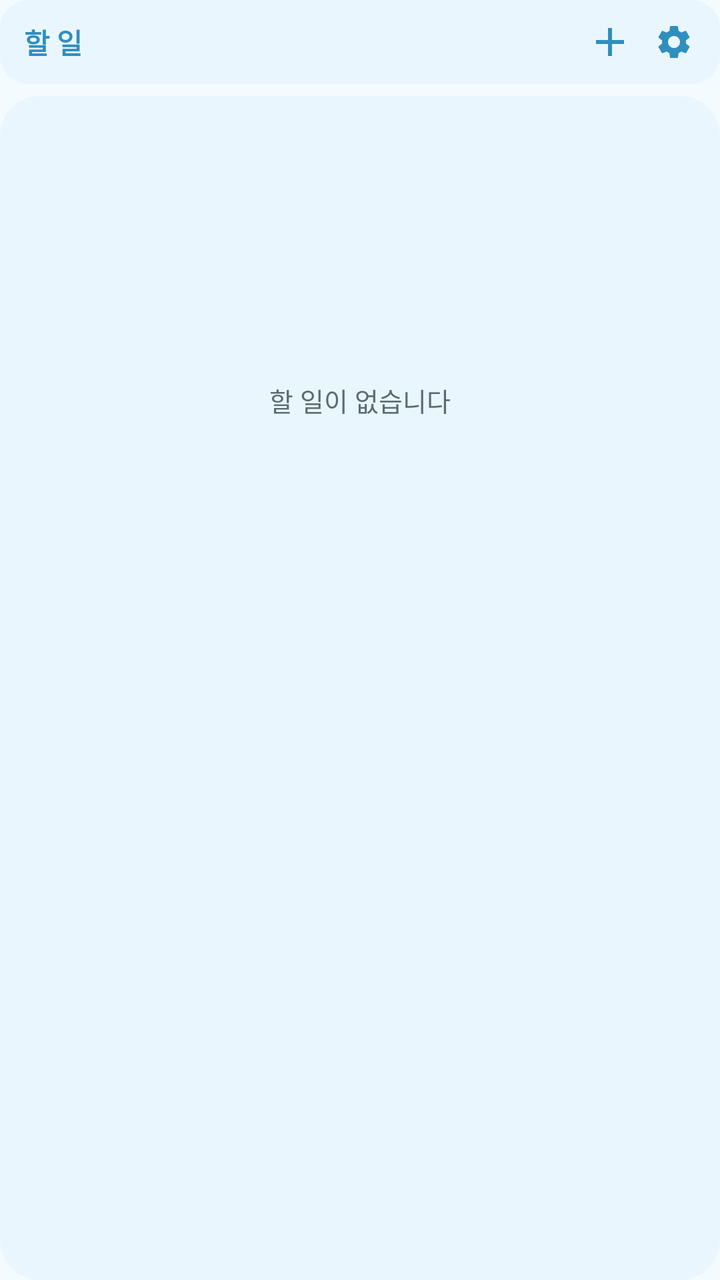
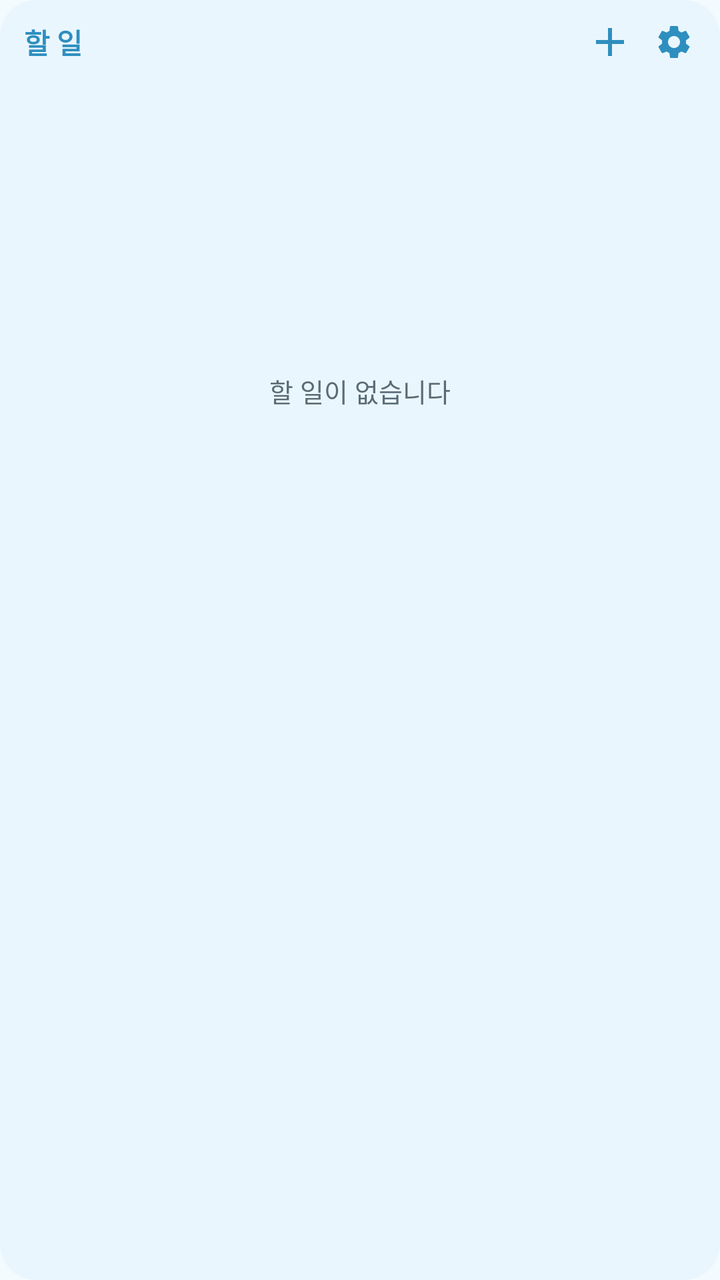

Compare the two renders of this Android layout. The source of the first and the diff that turns it into the second are given below.
<!-- AndroidManifest.xml: application theme Theme.TodoLock -->
<!-- res/layout/widget_todo.xml -->
<?xml version="1.0" encoding="utf-8"?>
<LinearLayout xmlns:android="http://schemas.android.com/apk/res/android"
    android:layout_width="match_parent"
    android:layout_height="match_parent"
    android:orientation="vertical">

    
    <FrameLayout
        android:layout_width="match_parent"
        android:layout_height="wrap_content"
        android:layout_marginBottom="6dp">

        <ImageView
            android:id="@+id/wHeadBg"
            android:layout_width="match_parent"
            android:layout_height="match_parent"
            android:scaleType="fitXY"
            android:src="@drawable/widget_panel"
            android:contentDescription="@null" />

        <LinearLayout
            android:layout_width="match_parent"
            android:layout_height="wrap_content"
            android:orientation="horizontal"
            android:gravity="center_vertical"
            android:paddingStart="12dp"
            android:paddingEnd="8dp"
            android:paddingTop="6dp"
            android:paddingBottom="6dp">

            <TextView
                android:id="@+id/wCount"
                android:layout_width="0dp"
                android:layout_height="wrap_content"
                android:layout_weight="1"
                android:textSize="14sp"
                android:textStyle="bold"
                android:textColor="@color/sky_heading"
                android:maxLines="1"
                android:ellipsize="end"
                android:text="@string/widget_name" />

            <ImageView
                android:id="@+id/wAdd"
                android:layout_width="30dp"
                android:layout_height="30dp"
                android:padding="3dp"
                android:src="@drawable/ic_add"
                android:tint="@color/sky_heading"
                android:contentDescription="할 일 추가" />

            <ImageView
                android:id="@+id/wSettings"
                android:layout_width="30dp"
                android:layout_height="30dp"
                android:layout_marginStart="2dp"
                android:padding="5dp"
                android:src="@drawable/ic_settings"
                android:tint="@color/sky_heading"
                android:contentDescription="위젯 설정" />
        </LinearLayout>
    </FrameLayout>

    
    <FrameLayout
        android:layout_width="match_parent"
        android:layout_height="0dp"
        android:layout_weight="1">

        <ImageView
            android:id="@+id/wBg"
            android:layout_width="match_parent"
            android:layout_height="match_parent"
            android:scaleType="fitXY"
            android:src="@drawable/widget_bg"
            android:contentDescription="@null" />

        <LinearLayout
            android:layout_width="match_parent"
            android:layout_height="match_parent"
            android:orientation="vertical"
            android:padding="8dp">

            
            <TextView
                android:id="@+id/wEmpty"
                android:layout_width="match_parent"
                android:layout_height="0dp"
                android:layout_weight="1"
                android:gravity="center"
                android:textSize="13sp"
                android:textColor="@color/widget_text_dim"
                android:text="할 일이 없습니다" />

            <ListView
                android:id="@+id/wList"
                android:layout_width="match_parent"
                android:layout_height="0dp"
                android:layout_weight="1"
                android:divider="@null"
                android:dividerHeight="0dp" />
        </LinearLayout>
    </FrameLayout>
</LinearLayout>
<!-- resources referenced by this layout -->
<resources>
  <color name="sky_heading">#2E8FBF</color>
  <color name="widget_text_dim">#5A6B75</color>
  <!-- drawable ic_add (drawable) -->
  <?xml version="1.0" encoding="utf-8"?>
  <vector xmlns:android="http://schemas.android.com/apk/res/android"
      android:width="24dp"
      android:height="24dp"
      android:viewportWidth="24"
      android:viewportHeight="24">
      <path
          android:fillColor="@android:color/white"
          android:pathData="M19,13h-6v6h-2v-6H5v-2h6V5h2v6h6z" />
  </vector>
  <!-- drawable widget_bg (drawable) -->
  <?xml version="1.0" encoding="utf-8"?>
  <shape xmlns:android="http://schemas.android.com/apk/res/android"
      android:shape="rectangle">
      <solid android:color="@color/widget_bg" />
      <corners android:radius="20dp" />
  </shape>
  <!-- drawable widget_panel (drawable) -->
  <?xml version="1.0" encoding="utf-8"?>
  <shape xmlns:android="http://schemas.android.com/apk/res/android"
      android:shape="rectangle">
      <solid android:color="@color/widget_bg" />
      <corners android:radius="14dp" />
  </shape>
  <string name="widget_name">할 일</string>
  <color name="widget_bg">#EAF6FE</color>
  <color name="md_primary">#2489B8</color>
  <color name="md_on_primary">#FFFFFF</color>
  <color name="md_primary_container">#DCF2FE</color>
  <color name="md_on_primary_container">#1B5673</color>
  <color name="md_secondary">#4E616D</color>
  <color name="md_on_secondary">#FFFFFF</color>
  <color name="md_secondary_container">#D1E5F4</color>
  <color name="md_on_secondary_container">#0A1E28</color>
  <color name="md_tertiary">#5F5B7D</color>
  <color name="md_on_tertiary">#FFFFFF</color>
  <color name="md_tertiary_container">#E5DEFF</color>
  <color name="md_on_tertiary_container">#1B1736</color>
  <color name="md_error">#BA1A1A</color>
  <color name="md_on_error">#FFFFFF</color>
  <color name="md_error_container">#FFDAD6</color>
  <color name="md_on_error_container">#410002</color>
  <color name="md_background">#F4FBFF</color>
  <color name="md_on_background">#2C3A42</color>
  <color name="md_surface">#F4FBFF</color>
  <color name="md_on_surface">#2C3A42</color>
  <color name="md_surface_variant">#E3EEF5</color>
  <color name="md_on_surface_variant">#5A6B75</color>
  <color name="md_outline">#9BB0BC</color>
  <color name="md_outline_variant">#D3E2EB</color>
  <color name="md_inverse_surface">#2E3133</color>
  <color name="md_inverse_on_surface">#EFF1F3</color>
  <color name="md_inverse_primary">#83CFFF</color>
  <color name="md_surface_dim">#DDEBF4</color>
  <color name="md_surface_bright">#FBFDFF</color>
  <color name="md_surface_container_lowest">#FFFFFF</color>
  <color name="md_surface_container_low">#F9FCFF</color>
  <color name="md_surface_container">#EFF8FE</color>
  <color name="md_surface_container_high">#E7F4FD</color>
  <color name="md_surface_container_highest">#DEEFFB</color>
  <color name="sky_bright">#4FBDE8</color>
</resources>

<!-- the commit's change to res/layout/widget_todo.xml (unified diff, before → after) -->
@@ -7,15 +7,14 @@
     
     <FrameLayout
         android:layout_width="match_parent"
-        android:layout_height="wrap_content"
-        android:layout_marginBottom="6dp">
+        android:layout_height="wrap_content">
 
         <ImageView
             android:id="@+id/wHeadBg"
             android:layout_width="match_parent"
             android:layout_height="match_parent"
             android:scaleType="fitXY"
-            android:src="@drawable/widget_panel"
+            android:src="@drawable/widget_head"
             android:contentDescription="@null" />
 
         <LinearLayout
<!-- resource entries referenced after the edit -->
@@ -18,14 +18,22 @@
   <shape xmlns:android="http://schemas.android.com/apk/res/android"
       android:shape="rectangle">
       <solid android:color="@color/widget_bg" />
-      <corners android:radius="20dp" />
+      <corners
+          android:topLeftRadius="0dp"
+          android:topRightRadius="0dp"
+          android:bottomLeftRadius="18dp"
+          android:bottomRightRadius="18dp" />
   </shape>
-  <!-- drawable widget_panel (drawable) -->
+  <!-- drawable widget_head (drawable) -->
   <?xml version="1.0" encoding="utf-8"?>
   <shape xmlns:android="http://schemas.android.com/apk/res/android"
       android:shape="rectangle">
       <solid android:color="@color/widget_bg" />
-      <corners android:radius="14dp" />
+      <corners
+          android:topLeftRadius="18dp"
+          android:topRightRadius="18dp"
+          android:bottomLeftRadius="0dp"
+          android:bottomRightRadius="0dp" />
   </shape>
   <string name="widget_name">할 일</string>
   <color name="widget_bg">#EAF6FE</color>
